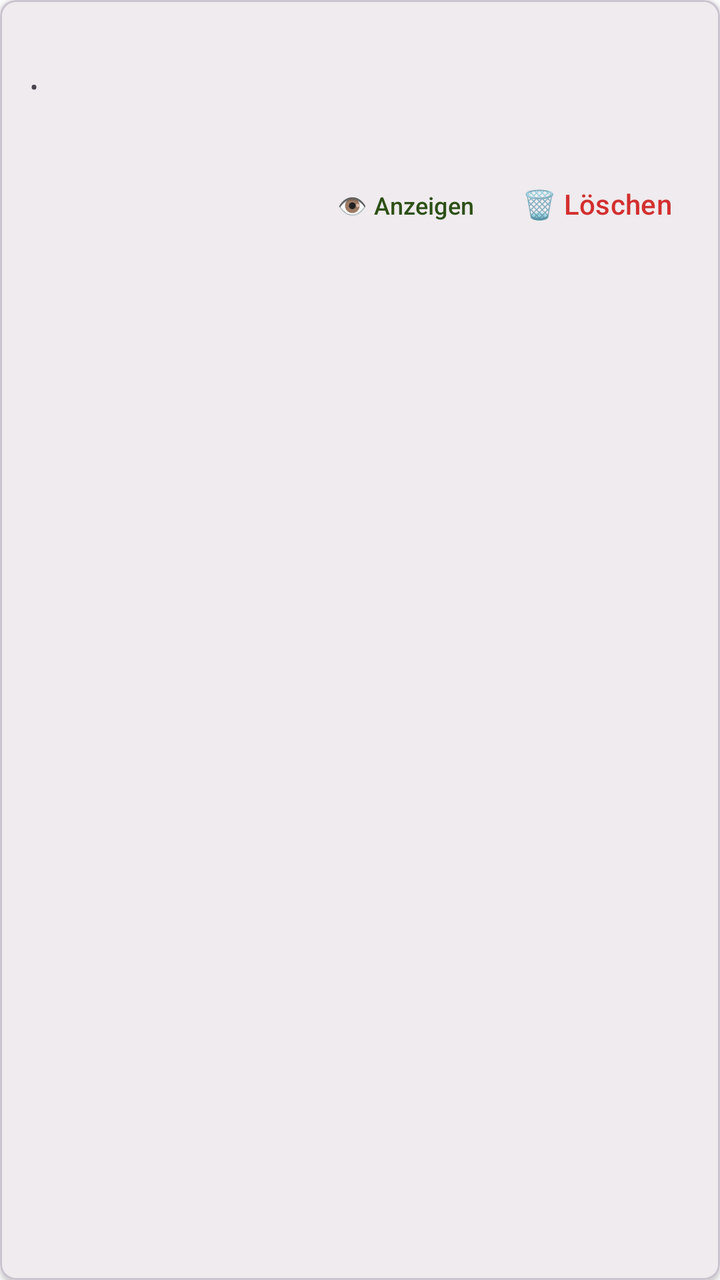
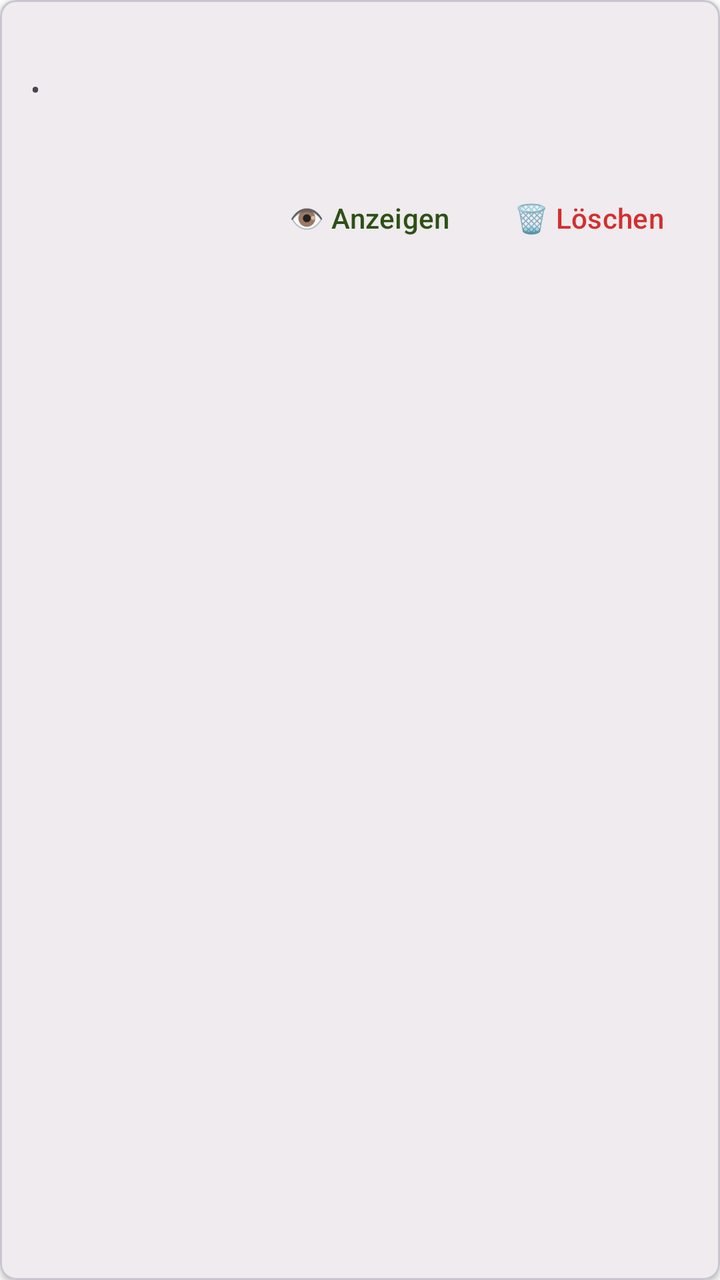

Compare the two renders of this Android layout. The source of the first and the diff that turns it into the second are given below.
<!-- AndroidManifest.xml: application theme Theme.HundeWildnis -->
<!-- res/layout/item_session_history.xml -->
<?xml version="1.0" encoding="utf-8"?>
<com.google.android.material.card.MaterialCardView
    xmlns:android="http://schemas.android.com/apk/res/android"
    xmlns:app="http://schemas.android.com/apk/res-auto"
    android:layout_width="match_parent"
    android:layout_height="wrap_content"
    android:layout_margin="8dp"
    app:cardElevation="2dp"
    app:cardCornerRadius="8dp">

    <LinearLayout
        android:layout_width="match_parent"
        android:layout_height="wrap_content"
        android:orientation="vertical"
        android:padding="12dp">

        
        <LinearLayout
            android:layout_width="match_parent"
            android:layout_height="wrap_content"
            android:orientation="vertical">

            <TextView
                android:id="@+id/tvSessionDate"
                android:layout_width="wrap_content"
                android:layout_height="wrap_content"
                android:textSize="14sp"
                android:textStyle="bold" />

            <LinearLayout
                android:layout_width="match_parent"
                android:layout_height="wrap_content"
                android:layout_marginTop="4dp"
                android:orientation="horizontal">

                <TextView
                    android:id="@+id/tvSessionDuration"
                    android:layout_width="wrap_content"
                    android:layout_height="wrap_content"
                    android:textSize="12sp" />

                <TextView
                    android:layout_width="wrap_content"
                    android:layout_height="wrap_content"
                    android:text=" • "
                    android:textSize="12sp" />

                <TextView
                    android:id="@+id/tvSessionSuccess"
                    android:layout_width="0dp"
                    android:layout_height="wrap_content"
                    android:layout_weight="1"
                    android:textSize="12sp" />

            </LinearLayout>

            <TextView
                android:id="@+id/tvSessionDetails"
                android:layout_width="match_parent"
                android:layout_height="wrap_content"
                android:layout_marginTop="4dp"
                android:textSize="11sp" />

        </LinearLayout>

        
        <LinearLayout
            android:layout_width="match_parent"
            android:layout_height="wrap_content"
            android:layout_marginTop="8dp"
            android:orientation="horizontal"
            android:gravity="end">

            <com.google.android.material.button.MaterialButton
                android:id="@+id/btnViewSession"
                style="@style/Widget.Material3.Button.TextButton"
                android:layout_width="wrap_content"
                android:layout_height="wrap_content"
                android:text="👁️ Anzeigen"
                android:textSize="12sp" />

            <com.google.android.material.button.MaterialButton
                android:id="@+id/btnDeleteSession"
                style="@style/Widget.Material3.Button.TextButton"
                android:layout_width="wrap_content"
                android:layout_height="wrap_content"
                android:text="🗑️ Löschen"
                android:textSize="14sp"
                android:textColor="#d32f2f" />

        </LinearLayout>

    </LinearLayout>

</com.google.android.material.card.MaterialCardView>
<!-- resources referenced by this layout -->
<resources>
  <style name="Base.Theme.HundeWildnis" parent="Theme.Material3.Light.NoActionBar">
          <item name="colorPrimary">#2d5016</item>
          <item name="colorPrimaryVariant">#1a3009</item>
          <item name="colorOnPrimary">#FFFFFF</item>
          <item name="colorSecondary">#6b8e4e</item>
          <item name="colorSecondaryVariant">#4a6135</item>
          <item name="colorOnSecondary">#000000</item>
          <item name="android:statusBarColor">?attr/colorPrimaryVariant</item>
  
          <item name="android:navigationBarColor">@android:color/transparent</item>
          <item name="android:windowLightStatusBar">true</item>
          <item name="android:windowLightNavigationBar">true</item>
          <item name="android:enforceNavigationBarContrast" tools:targetApi="q">false</item>
          <item name="android:enforceStatusBarContrast" tools:targetApi="q">false</item>
  
          
          <item name="colorAccent">#2d5016</item>
          <item name="android:textColorPrimary">#000000</item>
  
          
          <item name="materialAlertDialogTheme">@style/AlertDialogTheme</item>
  
          
          <item name="actionMenuTextColor">#FFFFFF</item>
  
          
          <item name="android:windowBackground">#FFFFFF</item>
          <item name="android:colorBackground">#FFFFFF</item>
      </style>
  <style name="AlertDialogTheme" parent="ThemeOverlay.Material3.MaterialAlertDialog">
          
          <item name="colorSurface">#FFFFFF</item>
  
          
          <item name="colorOnSurface">#000000</item>
          <item name="android:textColorPrimary">#000000</item>
  
          
          <item name="buttonBarPositiveButtonStyle">@style/DialogButtonStyle.Light</item>
          <item name="buttonBarNegativeButtonStyle">@style/DialogButtonStyle.Light</item>
          <item name="buttonBarNeutralButtonStyle">@style/DialogButtonStyle.Light</item>
      </style>
  <style name="DialogButtonStyle.Light" parent="Widget.Material3.Button.TextButton.Dialog">
          
          <item name="android:textColor">#2d5016</item>
  
          
          <item name="backgroundTint">@android:color/transparent</item>
  
          
          <item name="rippleColor">#332d5016</item>
      </style>
  <!-- unchanged entries left out for length: 1 -->
</resources>

<!-- the commit's change to res/layout/item_session_history.xml (unified diff, before → after) -->
@@ -24,7 +24,7 @@
                 android:id="@+id/tvSessionDate"
                 android:layout_width="wrap_content"
                 android:layout_height="wrap_content"
-                android:textSize="14sp"
+                android:textSize="@dimen/text_body_medium"
                 android:textStyle="bold" />
 
             <LinearLayout
@@ -37,20 +37,20 @@
                     android:id="@+id/tvSessionDuration"
                     android:layout_width="wrap_content"
                     android:layout_height="wrap_content"
-                    android:textSize="12sp" />
+                    android:textSize="@dimen/text_body_medium" />
 
                 <TextView
                     android:layout_width="wrap_content"
                     android:layout_height="wrap_content"
                     android:text=" • "
-                    android:textSize="12sp" />
+                    android:textSize="@dimen/text_body_medium" />
 
                 <TextView
                     android:id="@+id/tvSessionSuccess"
                     android:layout_width="0dp"
                     android:layout_height="wrap_content"
                     android:layout_weight="1"
-                    android:textSize="12sp" />
+                    android:textSize="@dimen/text_body_medium" />
 
             </LinearLayout>
 
@@ -59,7 +59,7 @@
                 android:layout_width="match_parent"
                 android:layout_height="wrap_content"
                 android:layout_marginTop="4dp"
-                android:textSize="11sp" />
+                android:textSize="@dimen/text_body_medium" />
 
         </LinearLayout>
 
@@ -77,7 +77,7 @@
                 android:layout_width="wrap_content"
                 android:layout_height="wrap_content"
                 android:text="👁️ Anzeigen"
-                android:textSize="12sp" />
+                android:textSize="@dimen/text_body_medium" />
 
             <com.google.android.material.button.MaterialButton
                 android:id="@+id/btnDeleteSession"
@@ -85,7 +85,7 @@
                 android:layout_width="wrap_content"
                 android:layout_height="wrap_content"
                 android:text="🗑️ Löschen"
-                android:textSize="14sp"
+                android:textSize="@dimen/text_body_medium"
                 android:textColor="#d32f2f" />
 
         </LinearLayout>
<!-- resource entries referenced after the edit -->
@@ -1,17 +1,21 @@
 <!-- resources referenced by this layout -->
 <resources>
+  <dimen name="text_body_medium">14sp</dimen>
   <style name="Base.Theme.HundeWildnis" parent="Theme.Material3.Light.NoActionBar">
+          
+          <item name="materialButtonStyle">@style/Widget.App.Button</item>
+  
           <item name="colorPrimary">#2d5016</item>
           <item name="colorPrimaryVariant">#1a3009</item>
           <item name="colorOnPrimary">#FFFFFF</item>
           <item name="colorSecondary">#6b8e4e</item>
           <item name="colorSecondaryVariant">#4a6135</item>
           <item name="colorOnSecondary">#000000</item>
-          <item name="android:statusBarColor">?attr/colorPrimaryVariant</item>
-  
+          <item name="android:statusBarColor">@android:color/transparent</item>
           <item name="android:navigationBarColor">@android:color/transparent</item>
+          <item name="android:windowDrawsSystemBarBackgrounds">true</item>
           <item name="android:windowLightStatusBar">true</item>
-          <item name="android:windowLightNavigationBar">true</item>
+          <item name="android:windowLightNavigationBar" tools:targetApi="27">true</item>
           <item name="android:enforceNavigationBarContrast" tools:targetApi="q">false</item>
           <item name="android:enforceStatusBarContrast" tools:targetApi="q">false</item>
   
@@ -21,13 +25,26 @@
   
           
           <item name="materialAlertDialogTheme">@style/AlertDialogTheme</item>
+          <item name="alertDialogTheme">@style/AlertDialogTheme</item>
   
           
           <item name="actionMenuTextColor">#FFFFFF</item>
+          <item name="actionOverflowButtonStyle">@style/Widget.App.Overflow</item>
   
           
           <item name="android:windowBackground">#FFFFFF</item>
           <item name="android:colorBackground">#FFFFFF</item>
+      </style>
+  <style name="Widget.App.Button" parent="Widget.Material3.Button">
+          <item name="autoSizeTextType">uniform</item>
+          <item name="autoSizeMinTextSize">12sp</item>
+          <item name="autoSizeMaxTextSize">@dimen/text_button_large</item>
+          <item name="autoSizeStepGranularity">1sp</item>
+          <item name="android:maxLines">2</item>
+          <item name="android:ellipsize">end</item>
+          <item name="android:paddingStart">16dp</item>
+          <item name="android:paddingEnd">16dp</item>
+          <item name="android:minHeight">60dp</item>
       </style>
   <style name="AlertDialogTheme" parent="ThemeOverlay.Material3.MaterialAlertDialog">
           
@@ -41,10 +58,39 @@
           <item name="buttonBarPositiveButtonStyle">@style/DialogButtonStyle.Light</item>
           <item name="buttonBarNegativeButtonStyle">@style/DialogButtonStyle.Light</item>
           <item name="buttonBarNeutralButtonStyle">@style/DialogButtonStyle.Light</item>
+  
+          
+          <item name="buttonBarStyle">@style/Widget.App.ButtonBar</item>
+  
+          
+          <item name="android:buttonStyle">@style/DialogButtonStyle.Light</item>
       </style>
+  <style name="Widget.App.Overflow" parent="Widget.AppCompat.ActionButton.Overflow">
+          <item name="android:src">@drawable/ic_menu_hamburger</item>
+      </style>
+  <dimen name="text_button_large">20sp</dimen>
   <style name="DialogButtonStyle.Light" parent="Widget.Material3.Button.TextButton.Dialog">
           
           <item name="android:textColor">#2d5016</item>
+  
+          
+          <item name="android:textSize">13sp</item>
+          <item name="android:textAllCaps">false</item>
+          <item name="android:maxLines">2</item>
+          <item name="android:singleLine">false</item>
+          <item name="android:ellipsize">none</item>
+          <item name="autoSizeTextType">uniform</item>
+          <item name="autoSizeMinTextSize">10sp</item>
+          <item name="autoSizeMaxTextSize">16sp</item>
+  
+          
+          <item name="android:paddingStart">2dp</item>
+          <item name="android:paddingEnd">2dp</item>
+          <item name="android:minWidth">0dp</item>
+          <item name="android:insetLeft">0dp</item>
+          <item name="android:insetRight">0dp</item>
+          <item name="android:insetTop">0dp</item>
+          <item name="android:insetBottom">0dp</item>
   
           
           <item name="backgroundTint">@android:color/transparent</item>
@@ -52,6 +98,19 @@
           
           <item name="rippleColor">#332d5016</item>
       </style>
+  <style name="Widget.App.ButtonBar" parent="Widget.AppCompat.ButtonBar.AlertDialog">
+          <item name="android:padding">0dp</item>
+      </style>
+  <!-- drawable ic_menu_hamburger (drawable) -->
+  <vector xmlns:android="http://schemas.android.com/apk/res/android"
+      android:width="24dp"
+      android:height="24dp"
+      android:viewportWidth="24"
+      android:viewportHeight="24">
+      <path
+          android:fillColor="#FFFFFF"
+          android:pathData="M3,18h18v-2H3V18z M3,13h18v-2H3V13z M3,6v2h18V6H3z" />
+  </vector>
   <!-- unchanged entries left out for length: 1 -->
 </resources>
 
